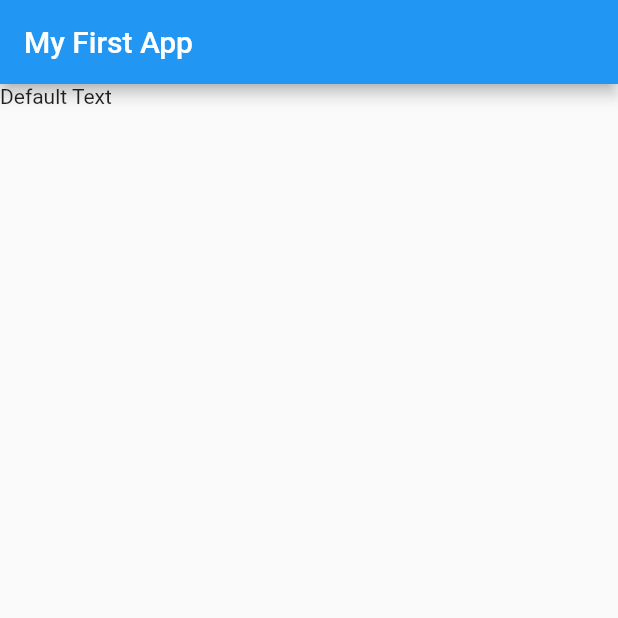
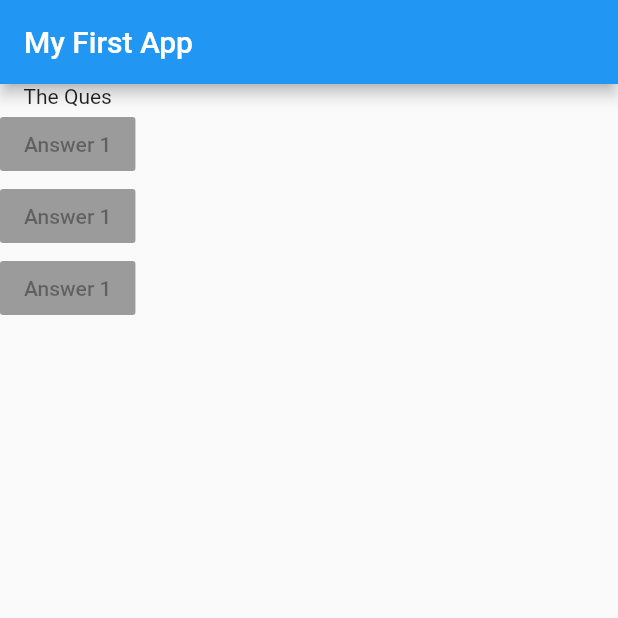
Before and after one commit to kshitij7890/QuizApp, a Flutter app: the screen it shows after launch, on a phone screen of 412 x 824 dp, the top half of it. Run offline on Flutter 3.47's test engine with Material 2 defaults, Android fonts, the phone set to English and light mode, and no system bars.

Commit message:
Basic layout widgets added

```diff
--- a/lib/main.dart
+++ b/lib/main.dart
@@ -5,14 +5,34 @@ void main() {
 }
 
 class MyApp extends StatelessWidget {
-  @override
+  @override // decorator to make code cleaner
   Widget build(BuildContext context) {
+    var questions = [
+      'What\'s your favourite animal?',
+      'What\'s your favourite color?',
+    ];
     return MaterialApp(
       home: Scaffold(
         appBar: AppBar(
           title: Text('My First App'),
         ),
-        body: Text('Default Text'),
+        body: Column(
+          children: [
+            Text('The Ques'),
+            RaisedButton(
+              child: Text('Answer 1'),
+              onPressed: null,
+            ),
+            RaisedButton(
+              child: Text('Answer 1'),
+              onPressed: null,
+            ),
+            RaisedButton(
+              child: Text('Answer 1'),
+              onPressed: null,
+            ),
+          ],
+        ), // commas at end -> proper formation of code tree
       ),
     );
   }
```
